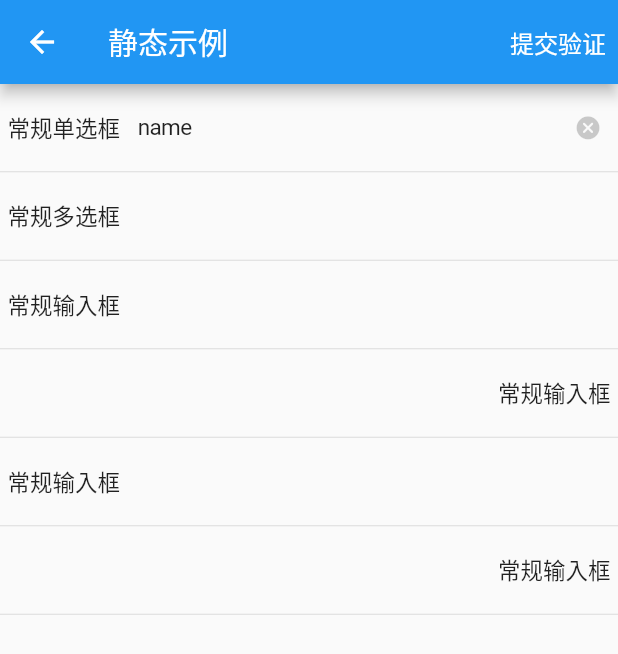
After one commit to scafel/SForm, a Flutter app: the SFormPage screen opened directly, after a tap on "合集", on a phone screen of 412 x 824 dp. The commit adds this screen. Shown: the top 654 px of the screen. Run offline on Flutter 3.47's test engine with Material 2 defaults, Android fonts, the phone set to English and light mode, and no system bars; our stand-ins replace image_picker; missing offline and left inert: date_time_format.

Commit message:
修改了select的默认值

```diff
--- a/example/lib/basic.dart
+++ b/example/lib/basic.dart
@@ -1,3 +1,4 @@
+import 'package:example/basic/all.dart';
 import 'package:example/basic/checkbox.dart';
 import 'package:example/basic/date.dart';
 import 'package:example/basic/radio.dart';
@@ -117,6 +118,16 @@ class SFormPage extends StatelessWidget {
             height: 0.5,
             thickness: 0.5,
           ),
+          ListTile(
+            title: const Text("合集"),
+            onTap: () {
+              Navigator.of(context).push(
+                MaterialPageRoute(
+                  builder: (context) => SFormAll(),
+                ),
+              );
+            },
+          ),
         ],
       ),
     );
--- /dev/null
+++ b/example/lib/basic/all.dart
@@ -0,0 +1,110 @@
+import 'package:example/Util/MessageUtil.dart';
+import 'package:flutter/material.dart';
+import 'package:sform/SForm/SForm.dart';
+import 'package:sform/SForm/SForm_row.dart';
+import 'package:sform/SForm/SForm_select.dart';
+
+class SFormAll extends StatefulWidget {
+  const SFormAll({Key? key}) : super(key: key);
+
+  @override
+  State<SFormAll> createState() => _SFormAllState();
+}
+
+class _SFormAllState extends State<SFormAll> {
+
+  final GlobalKey _formSelectKey = GlobalKey<SFormState>();
+
+  @override
+  Widget build(BuildContext context) {
+    return Scaffold(
+      appBar: AppBar(
+        title: const Text("静态示例"),
+        actions: [
+          TextButton(
+              onPressed: (){
+                //校验
+                List errors = (_formSelectKey.currentState as SFormState).validate();
+                if (errors.isNotEmpty) {
+                  showSnackBar(context, errors.first);
+                  return;
+                }
+                Map<String , dynamic> formData = (_formSelectKey.currentState as SFormState).formData();
+                showSnackBar(context, formData.toString());
+              },
+              child: const Text("提交验证" , style: TextStyle(color: Colors.white, fontSize: 16),)
+          )
+        ],
+      ),
+      body: ListView(
+        children: [
+          SForm.builder(
+            key: _formSelectKey,
+            rows: rows,
+          )
+        ],
+      ),
+    );
+  }
+
+
+  List<SFormRow> rows = [
+    SFormRow.Select(
+        name: "singleSelectNormal",
+        title: "常规单选框",
+        options: [
+          SFormSelectOption(title: "name", value: 1 , selected: true),
+          SFormSelectOption(title: "password", value: 2),
+          SFormSelectOption(title: "pasd", value:3),
+          SFormSelectOption(title: "pasd", value:4),
+          SFormSelectOption(title: "pasd", value:5),
+          SFormSelectOption(title: "pasd", value:6),
+          SFormSelectOption(title: "pasd", value:7),
+          SFormSelectOption(title: "pasd", value:8),
+        ],
+        enabled: true,
+        onChange: (row){
+          print(123);
+        }
+    ),
+    SFormRow.Select(
+      name: "multipleSelectNormal",
+      title: "常规多选框",
+      require: true,
+      options: [
+        SFormSelectOption(title: "name", value: 1 ),
+        SFormSelectOption(title: "password", value: 2 ),
+        SFormSelectOption(title: "pasd", value:3),
+        SFormSelectOption(title: "pasd", value:4),
+        SFormSelectOption(title: "pasd", value:5),
+        SFormSelectOption(title: "pasd", value:6),
+        SFormSelectOption(title: "pasd", value:7),
+        SFormSelectOption(title: "pasd", value:8),
+      ],
+      enabled: true,
+      pickerOption: SFormPickerOption(
+          cancelTitle: "取消",
+          confirmTitle: "确认"
+      ),
+      multiple: true,
+    ),
+    SFormRow.Text(
+        name: "allText",
+        title: "常规输入框"
+    ),
+    SFormRow.Text(
+      rowLayout: RowLayout.rl,
+      name: "allText",
+      title: "常规输入框",
+    ),
+    SFormRow.TextArea(
+        name: "allText",
+        title: "常规输入框"
+    ),
+    SFormRow.TextArea(
+      rowLayout: RowLayout.rl,
+      name: "allText",
+      title: "常规输入框",
+    ),
+  ];
+}
--- a/example/lib/basic/select.dart
+++ b/example/lib/basic/select.dart
@@ -41,7 +41,6 @@ class SFormSelectPage extends StatelessWidget {
     );
   }
 
-
   List<SFormRow> rows = [
     SFormRow.Select(
       name: "singleSelectNormal",
@@ -64,6 +63,7 @@ class SFormSelectPage extends StatelessWidget {
     SFormRow.Select(
       name: "multipleSelectNormal",
       title: "常规多选框",
+      require: true,
       options: [
         SFormSelectOption(title: "name", value: 1 , selected: true),
         SFormSelectOption(title: "password", value: 2 , selected: true),
--- a/lib/SForm/SForm_method.dart
+++ b/lib/SForm/SForm_method.dart
@@ -14,7 +14,7 @@ List formValidationErrors(List<SFormRow> rows){
         errors.add(row.requireMsg.isNotEmpty?row.requireMsg : "${row.title?.replaceAll("*", "")} 不能为空");
       }
     } else {
-      if (row.require && row.value.isEmpty) {
+      if (row.require == true && row.value.isEmpty) {
         errors.add(row.requireMsg.isNotEmpty?row.requireMsg : "${row.title?.replaceAll("*", "")} 不能为空");
       }
     }
--- a/lib/SForm/SForm_select.dart
+++ b/lib/SForm/SForm_select.dart
@@ -31,22 +31,31 @@ class _SFormSelectState extends State<SFormSelect> {
   Color? get _disableColor => row.rowConfig?.disableColor ?? SFormConfig.rowConfig.disableColor;
   TextStyle? get _placeholderStyle => row.rowConfig?.placeholderStyle ?? SFormConfig.rowConfig.placeholderStyle;
   String value = "";
+  String title = "";
 
   @override
   void initState() {
     super.initState();
     row.options?.forEach((element) {
       if(element.selected){
-        value = value.isEmpty? element.title : "$value,${element.title}";
+        title = title.isEmpty ? element.title : "$title,${element.title}";
+        value = value.isEmpty ? element.value.toString() : "$value,${element.value.toString()}";
       }
     });
     if (row.value.isNotEmpty){
+      row.options?.forEach((element) {element.selected = false;});
       value = row.value;
+      value.split(",").forEach((n) {
+        row.options?.forEach((element) {
+          if(n == element.value.toString()){
+            title = title.isEmpty ? element.title : "$title,${element.title}";
+          }
+        });
+      });
     }
-    _controller.text = value;
-    _controller.addListener(() {
-
-    });
+    row.value = value;
+    _controller.text = title;
+    _controller.addListener(() {});
   }
 
   @override
```
Also changed, not shown: example/flutter_02.png (added).
